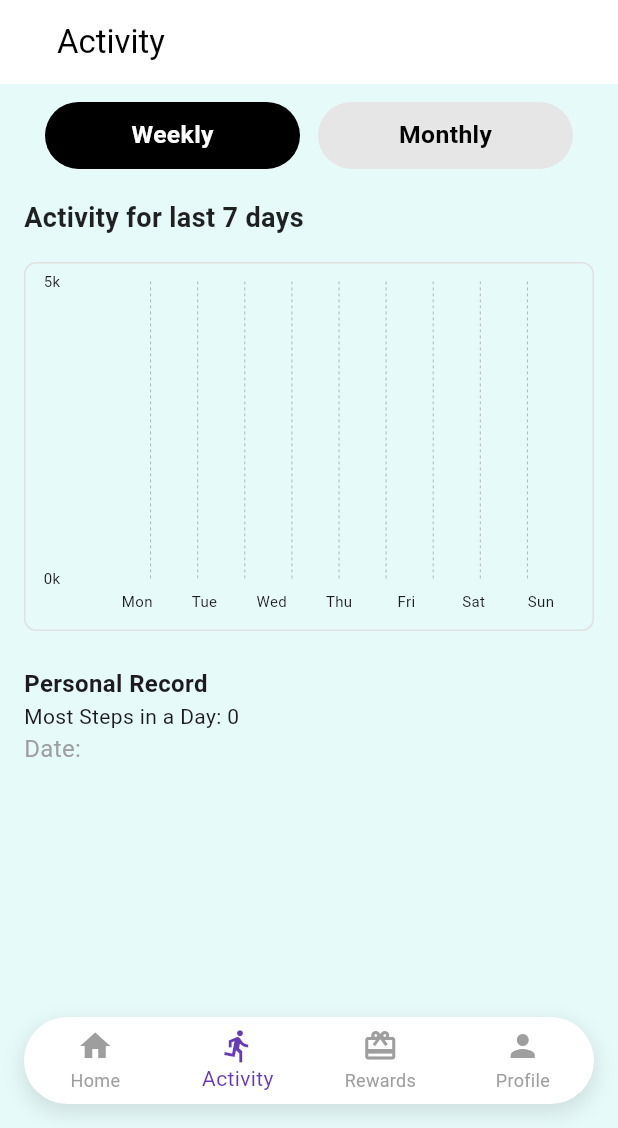
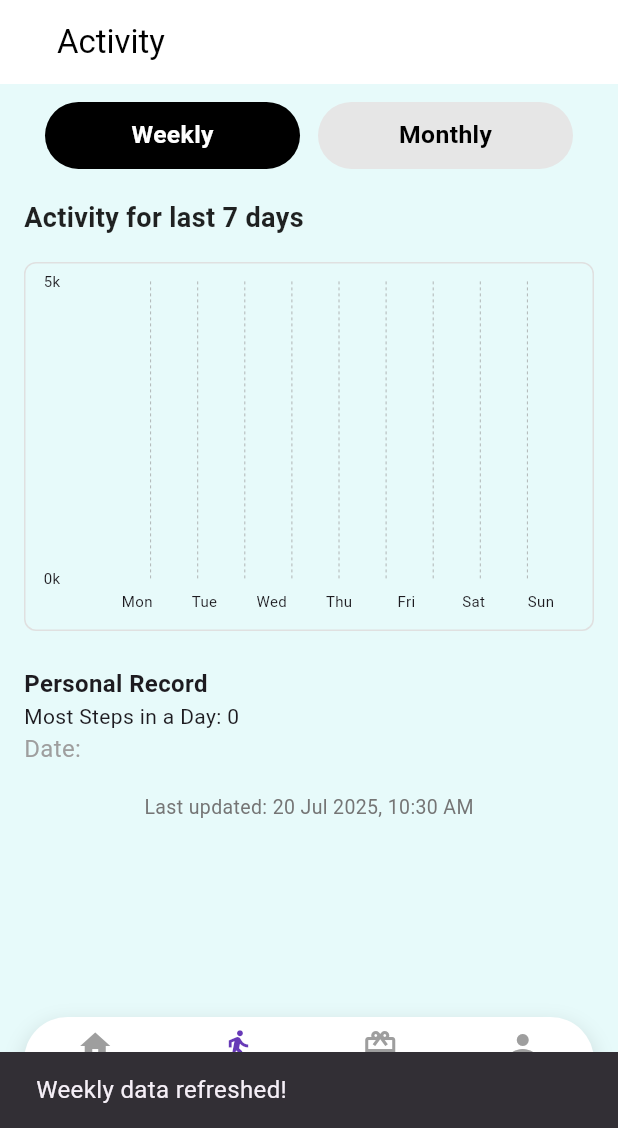
Before and after one commit to AceAsif/Steps4Perks-app, a Flutter app: the screen it shows after launch, item 2 of the bottom bar chosen, after a tap on "Weekly", on a phone screen of 412 x 824 dp, the part 108-1236 px from its top. Run offline on Flutter 3.47's test engine with Material 3 defaults, Android fonts, the phone set to English and light mode, and no system bars; drawn by our look-alikes of fl_chart; our stand-ins replace cloud_firestore, device_info_plus, firebase_core, flutter_local_notifications, pedometer, permission_handler and 4 more; accounts and stored records are empty.

Commit message:
Added refresh and animation to the activity page for weekly page.

```diff
--- a/lib/view/activitypage.dart
+++ b/lib/view/activitypage.dart
@@ -1,7 +1,8 @@
 import 'package:flutter/material.dart';
 import 'package:myapp/features/step_bar_chart.dart';
 import 'package:myapp/services/database_service.dart';
-import 'package:intl/intl.dart'; // ⬅️ Add this at the top
+import 'package:intl/intl.dart';
+import 'package:myapp/widgets/shimmer_loader.dart';
 
 class ActivityPage extends StatefulWidget {
   const ActivityPage({super.key});
@@ -12,33 +13,40 @@ class ActivityPage extends StatefulWidget {
 
 class _ActivityPageState extends State<ActivityPage> {
   int selectedTabIndex = 0; // 0 = Weekly, 1 = Monthly
+  final DatabaseService _databaseService = DatabaseService();
 
-  final DatabaseService _databaseService = DatabaseService();
   Map<String, int> _weeklyData = {};
   bool _isLoading = true;
 
   int _maxSteps = 0;
   String _maxStepsDate = '';
+  DateTime? _lastUpdated;
+  bool _hasError = false;
 
   @override
   void initState() {
     super.initState();
-    _fetchWeeklyData();
+    _fetchWeeklyData(showSnackbar: false);
   }
 
-  Future<void> _fetchWeeklyData() async {
+  Future<void> _fetchWeeklyData({bool showSnackbar = true}) async {
+    setState(() {
+      _isLoading = true;
+      _hasError = false;
+    });
+
     try {
-      final data = await _databaseService.getWeeklyStepData(); // { 'Mon': 5000, 'Tue': 8000, ... }
+      final data = await _databaseService.getWeeklyStepData();
       final now = DateTime.now();
-      final startOfWeek = now.subtract(Duration(days: now.weekday - 1)); // Monday
+      final startOfWeek = now.subtract(Duration(days: now.weekday - 1));
 
       int maxSteps = 0;
       String maxStepsDateFormatted = '';
+      Map<String, int> formattedData = {};
 
-      Map<String, int> formattedData = {};
       for (int i = 0; i < 7; i++) {
         final date = startOfWeek.add(Duration(days: i));
-        final dayLabel = DateFormat('E').format(date); // 'Mon', 'Tue', etc.
+        final dayLabel = DateFormat('E').format(date);
         final steps = data[dayLabel] ?? 0;
 
         formattedData[dayLabel] = steps;
@@ -54,9 +62,20 @@ class _ActivityPageState extends State<ActivityPage> {
         _maxSteps = maxSteps;
         _maxStepsDate = maxStepsDateFormatted;
         _isLoading = false;
+        _lastUpdated = DateTime.now();
       });
+
+      if (showSnackbar && mounted) {
+        ScaffoldMessenger.of(context).showSnackBar(
+          const SnackBar(content: Text('Weekly data refreshed!')),
+        );
+      }
     } catch (e) {
       debugPrint("❌ Failed to load weekly data: $e");
+      setState(() {
+        _isLoading = false;
+        _hasError = true;
+      });
     }
   }
 
@@ -74,9 +93,10 @@ class _ActivityPageState extends State<ActivityPage> {
         foregroundColor: Colors.black,
         elevation: 0,
       ),
-      body: _isLoading
-          ? const Center(child: CircularProgressIndicator())
-          : SingleChildScrollView(
+      body: RefreshIndicator(
+        onRefresh: () => _fetchWeeklyData(),
+        child: SingleChildScrollView(
+          physics: const AlwaysScrollableScrollPhysics(),
           child: Column(
             children: [
               Padding(
@@ -90,15 +110,47 @@ class _ActivityPageState extends State<ActivityPage> {
                 ),
               ),
               selectedTabIndex == 0
-                      ? StepsBarChart(
+                  ? Column(
+                      children: [
+                        if (_isLoading)
+                          const Padding(
+                            padding: EdgeInsets.symmetric(vertical: 20, horizontal: 16),
+                            child: StepChartShimmer(),
+                          )
+                        else if (_hasError)
+                          const Padding(
+                            padding: EdgeInsets.symmetric(vertical: 50.0),
+                            child: Text(
+                              'Failed to load chart. Please try again later.',
+                              style: TextStyle(color: Colors.redAccent),
+                            ),
+                          )
+                        else
+                          StepsBarChart(
                             labels: _weeklyData.keys.toList(),
                             stepValues: _weeklyData.values.map((e) => e.toDouble()).toList(),
                             dateRange: 'Activity for last 7 days',
                             maxSteps: _maxSteps,
                             maxStepsDate: _maxStepsDate,
+                          ),
+                        if (_lastUpdated != null)
+                          Padding(
+                            padding: const EdgeInsets.only(top: 10.0),
+                            child: Text(
+                              'Last updated: ${DateFormat('d MMM yyyy, h:mm a').format(_lastUpdated!)}',
+                              style: TextStyle(color: Colors.grey[600], fontSize: 13),
+                            ),
+                          ),
+                      ],
                     )
-                      : const Center(child: Text('Monthly chart coming soon...')),
+                  : const Center(
+                      child: Padding(
+                        padding: EdgeInsets.symmetric(vertical: 50.0),
+                        child: Text('Monthly chart coming soon...'),
+                      ),
+                    ),
             ],
+          ),
         ),
       ),
     );
@@ -113,6 +165,16 @@ class _ActivityPageState extends State<ActivityPage> {
           setState(() {
             selectedTabIndex = index;
           });
+
+          if (index == 0) {
+            _fetchWeeklyData();
+          }
+
+          if (index == 1) {
+            ScaffoldMessenger.of(context).showSnackBar(
+              const SnackBar(content: Text('Monthly data not available yet.')),
+            );
+          }
         },
         child: Container(
           padding: EdgeInsets.symmetric(vertical: screenWidth * 0.025),
--- /dev/null
+++ b/lib/widgets/shimmer_loader.dart
@@ -0,0 +1,26 @@
+import 'package:flutter/material.dart';
+import 'package:shimmer/shimmer.dart';
+
+class StepChartShimmer extends StatelessWidget {
+  const StepChartShimmer({super.key});
+
+  @override
+  Widget build(BuildContext context) {
+    return Shimmer.fromColors(
+      baseColor: Colors.grey[300]!,
+      highlightColor: Colors.grey[100]!,
+      child: Column(
+        children: List.generate(7, (index) {
+          return Padding(
+            padding: const EdgeInsets.symmetric(vertical: 8.0),
+            child: Container(
+              height: 20,
+              width: double.infinity,
+              color: Colors.white,
+            ),
+          );
+        }),
+      ),
+    );
+  }
+}
--- a/pubspec.yaml
+++ b/pubspec.yaml
@@ -76,6 +76,8 @@ dependencies:
   cloud_firestore: ^5.6.11
   # This plugin enables Flutter applications to display ads from Google AdMob.
   #google_mobile_ads: ^6.0.0
+  # shimmer is a Flutter package that provides a customizable shimmer effect widget, commonly used as a loading indicator for content.
+  shimmer: ^3.0.0
 
 
 dev_dependencies:
```
Also changed, not shown: pubspec.lock. Lines whose indentation alone changed are shown as unchanged.
